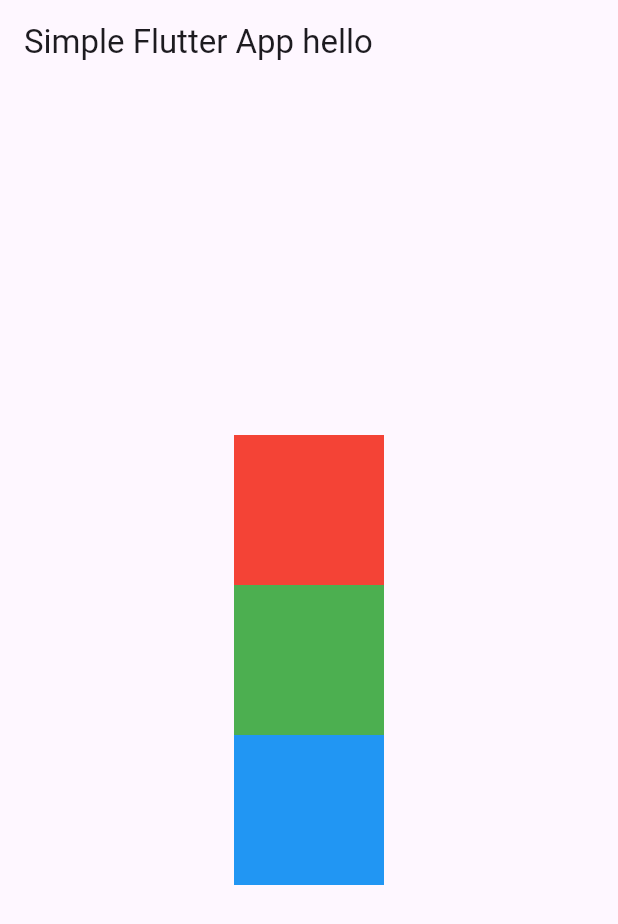
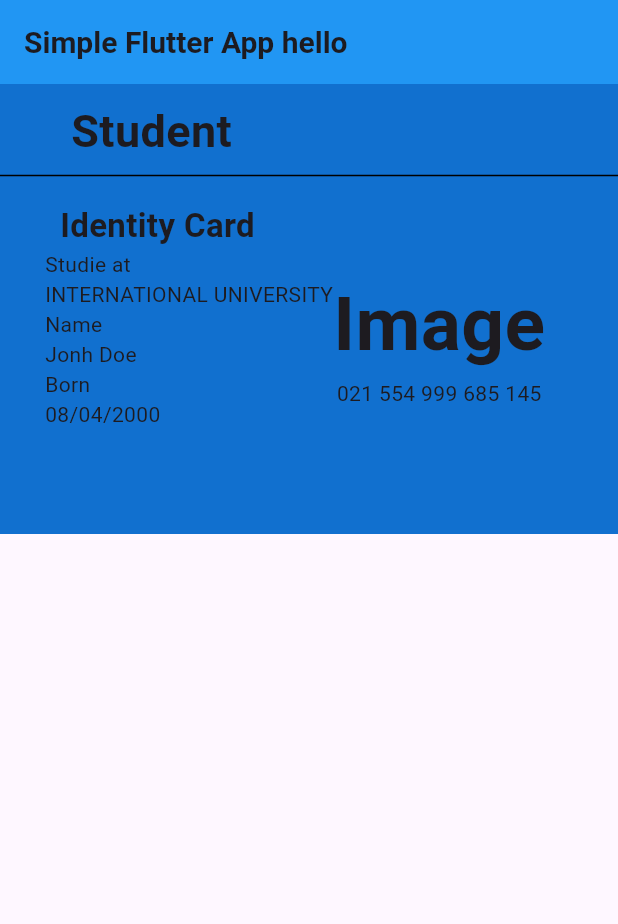
Before and after one commit to NangRotha/learnflutterproject, a Flutter app: the screen it shows after launch, on a phone screen of 412 x 824 dp. Shown: the top 924 px of the screen. Run offline on Flutter 3.47's test engine with Material 3 defaults, Android fonts, the phone set to English and light mode, and no system bars.

Commit message:
build card student

```diff
--- a/lib/main.dart
+++ b/lib/main.dart
@@ -12,28 +12,67 @@ class MyApp extends StatelessWidget {
     return MaterialApp(
         home: Scaffold(
       appBar: AppBar(
-        title: const Text('Simple Flutter App hello'),
+        backgroundColor: Colors.blue,
+        title: const Text(
+          'Simple Flutter App hello',
+          style: TextStyle(fontSize: 20, fontWeight: FontWeight.bold),
+        ),
       ),
       body: Container(
-        width: double.infinity,
-        child: Column(
-          mainAxisAlignment: MainAxisAlignment.center,
-          crossAxisAlignment: CrossAxisAlignment.center,
+        height: 300,
+        color: Color.fromARGB(255, 17, 112, 207),
+        child: const Column(
           children: [
-            Container(
-              width: 100,
-              height: 100,
-              color: Colors.red,
+            Padding(
+              padding: EdgeInsets.only(right: 210, top: 10),
+              child: Text(
+                'Student',
+                style: TextStyle(fontSize: 30, fontWeight: FontWeight.bold),
+              ),
             ),
-            Container(
-              width: 100,
-              height: 100,
-              color: Colors.green,
+            Divider(
+              color: Colors.black,
             ),
-            Container(
-              width: 100,
-              height: 100,
-              color: Colors.blue,
+            Padding(
+                padding: EdgeInsets.only(left: 40, top: 10),
+                child: Row(
+                  children: [
+                    Text(
+                      'Identity Card',
+                      style:
+                          TextStyle(fontWeight: FontWeight.bold, fontSize: 22),
+                    )
+                  ],
+                )),
+            Padding(
+              padding: EdgeInsets.only(left: 30),
+              child: Row(
+                children: [
+                  Column(
+                    crossAxisAlignment: CrossAxisAlignment.start,
+                    children: [
+                      Text('Studie at'),
+                      Text('INTERNATIONAL UNIVERSITY'),
+                      Text('Name'),
+                      Text('Jonh Doe'),
+                      Text('Born'),
+                      Text('08/04/2000'),
+                    ],
+                  ),
+                  Column(
+                    children: [
+                      Text(
+                        'Image',
+                        style: TextStyle(
+                          fontSize: 50,
+                          fontWeight: FontWeight.bold,
+                        ),
+                      ),
+                      Text('021 554 999 685 145'),
+                    ],
+                  )
+                ],
+              ),
             )
           ],
         ),
```
Also changed, not shown: lib/photo_2024-03-09_08-26-06.jpg (added), 1 other file.
